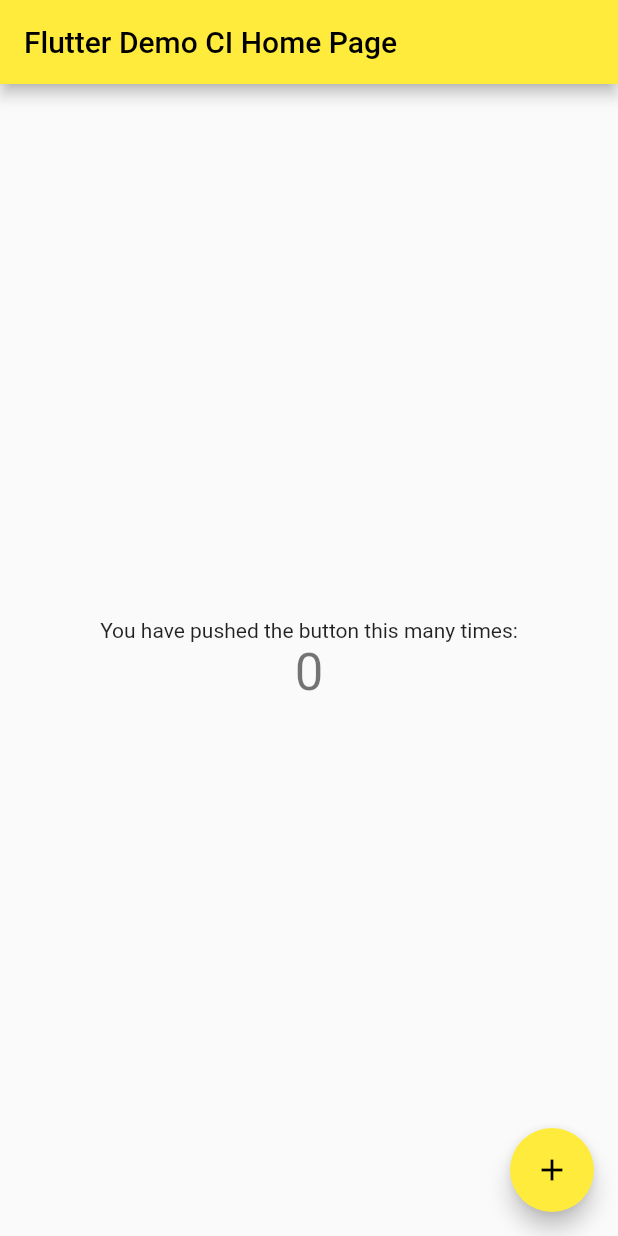
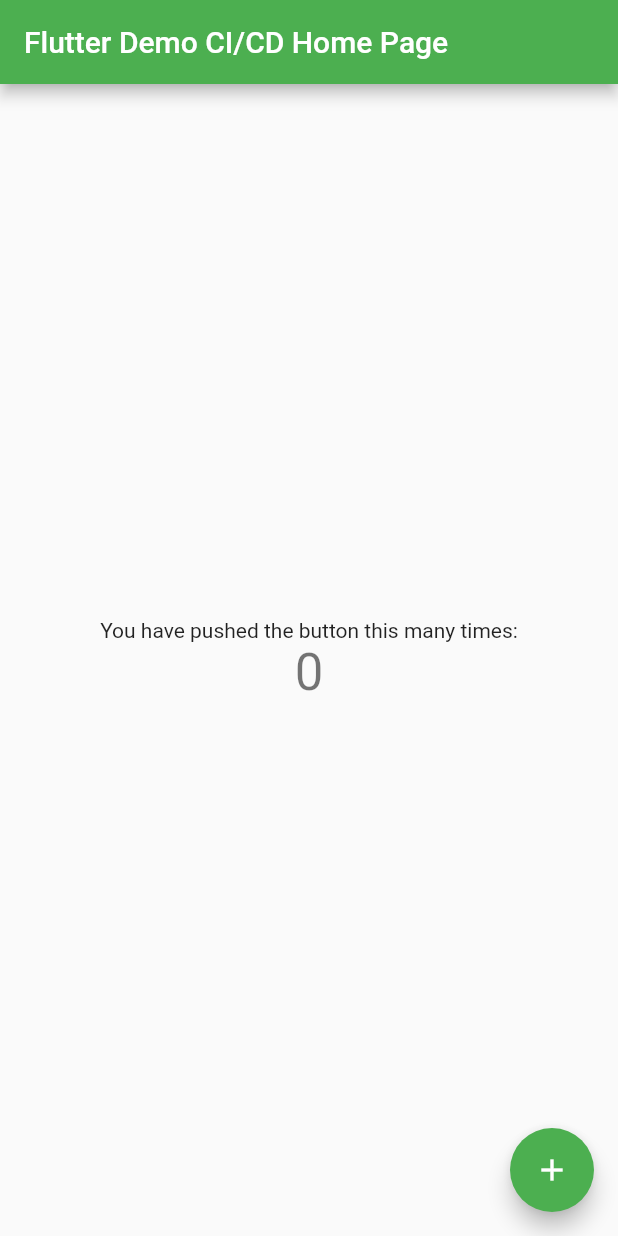
Before and after one commit to vinieanie/sample_project, a Flutter app: the screen it shows after launch, on a phone screen of 412 x 824 dp. Run offline on Flutter 3.47's test engine with Material 2 defaults, Android fonts, the phone set to English and light mode, and no system bars.

Commit message:
Third Commit

```diff
--- a/lib/main.dart
+++ b/lib/main.dart
@@ -22,9 +22,9 @@ class MyApp extends StatelessWidget {
         // or simply save your changes to "hot reload" in a Flutter IDE).
         // Notice that the counter didn't reset back to zero; the application
         // is not restarted.
-        primarySwatch: Colors.yellow,
+        primarySwatch: Colors.green,
       ),
-      home: const MyHomePage(title: 'Flutter Demo CI Home Page'),
+      home: const MyHomePage(title: 'Flutter Demo CI/CD Home Page'),
     );
   }
 }
```
